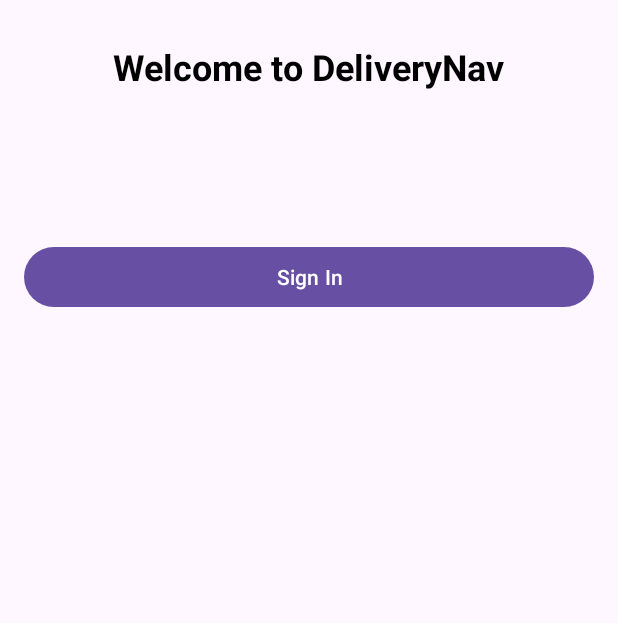
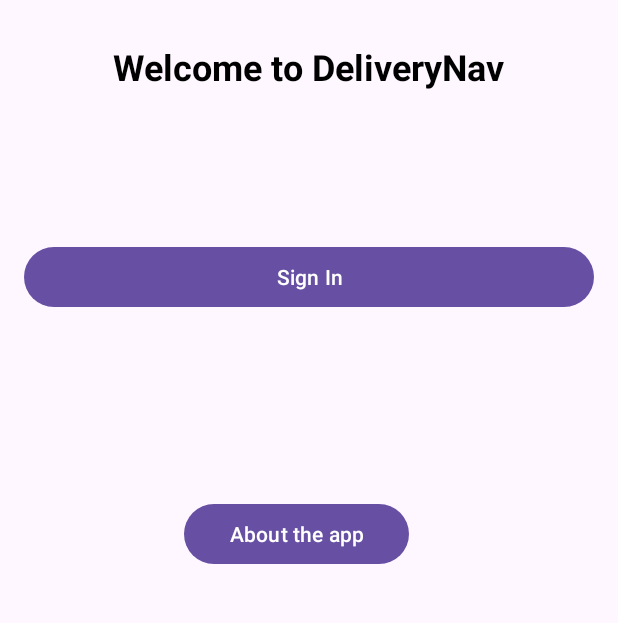
Before and after one commit to iamalexstanciu/delivmap1.0, an Android app: the screen it shows after launch (MainActivity), on a phone screen of 412 x 824 dp, the part 474-1097 px from its top. Run offline under Robolectric (Android 15) with nearby library versions, the light colour scheme and no system bars.

```diff
--- a/app/src/main/java/com/upvisionmedia/deliverynav10/MainActivity.java
+++ b/app/src/main/java/com/upvisionmedia/deliverynav10/MainActivity.java
@@ -11,6 +11,7 @@ import android.widget.TextView;
 public class MainActivity extends AppCompatActivity {
 
     private Button signInButton;
+    private Button infoButton;
 
     @Override
     protected void onCreate(Bundle savedInstanceState) {
@@ -19,6 +20,7 @@ public class MainActivity extends AppCompatActivity {
 
         TextView welcomeText = findViewById(R.id.welcomeText);
         signInButton = findViewById(R.id.signInButton);
+        infoButton = findViewById(R.id.infoButton);
 
         welcomeText.setText("Welcome to DeliveryNav");
 
@@ -29,6 +31,16 @@ public class MainActivity extends AppCompatActivity {
                 Intent intent = new Intent(MainActivity.this, SignInActivity.class);
                 startActivity(intent);
             }
+
+        });
+        infoButton.setOnClickListener(new View.OnClickListener() {
+            @Override
+            public void onClick(View v) {
+                // Start the sign-in activity
+                Intent intent = new Intent(MainActivity.this, InfoDisplayActivity.class);
+                startActivity(intent);
+            }
+
         });
     }
 }
--- a/app/src/main/java/com/upvisionmedia/deliverynav10/RegistrationActivity.java
+++ b/app/src/main/java/com/upvisionmedia/deliverynav10/RegistrationActivity.java
@@ -15,7 +15,6 @@ public class RegistrationActivity extends Activity {
     private EditText passwordEditText;
     private EditText confirmPasswordEditText;
     private Button registerButton;
-
     private DatabaseHelper databaseHelper;
 
     @Override
--- a/app/src/main/res/layout/activity_main.xml
+++ b/app/src/main/res/layout/activity_main.xml
@@ -33,4 +33,15 @@
         android:text="Sign In"
         android:layout_marginTop="100dp"/>
 
+    <Button
+        android:id="@+id/infoButton"
+        android:layout_width="150dp"
+        android:layout_height="wrap_content"
+        android:layout_below="@id/signInButton"
+        android:layout_alignParentEnd="true"
+        android:layout_centerHorizontal="true"
+        android:layout_marginTop="123dp"
+        android:layout_marginEnd="123dp"
+        android:text="About the app" />
+
 </RelativeLayout>
```
Also changed, not shown: app/src/main/AndroidManifest.xml (+13 -0 lines), app/src/main/java/com/upvisionmedia/deliverynav10/DatabaseHelper.java (+8 -5 lines), app/src/main/java/com/upvisionmedia/deliverynav10/InfoDisplayActivity.java (added, +15 -0 lines), app/src/main/java/com/upvisionmedia/deliverynav10/LoginActivity.java (+31 -27 lines), app/src/main/res/layout/info_app.xml (added, +19 -0 lines).
